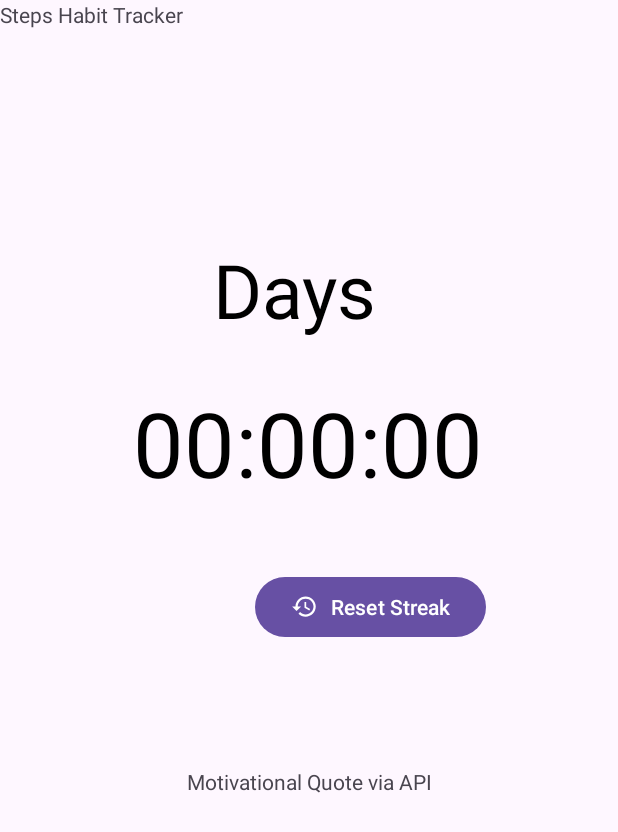
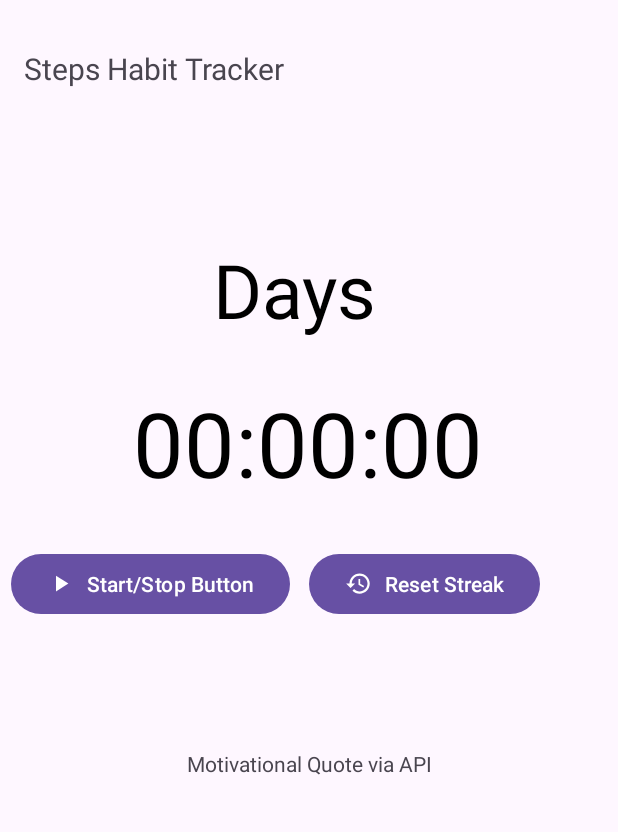
Before and after one commit to ofaruk0169/StepsHabitTracker, an Android app: the layout activity_main.xml on its own in the app's theme, with its tools: preview values and no code run, on a phone screen of 412 x 824 dp. Shown: the top 832 px of the screen. Run offline under Robolectric (Android 15) with nearby library versions, the phone set to English and light mode, and no system bars.

Commit message:
really annoyed at myself I can do better than this

```diff
--- /dev/null
+++ b/app/src/main/res/drawable/baseline_pause_24.xml
@@ -0,0 +1,5 @@
+<vector android:height="24dp" android:tint="#000000"
+    android:viewportHeight="24" android:viewportWidth="24"
+    android:width="24dp" xmlns:android="http://schemas.android.com/apk/res/android">
+    <path android:fillColor="@android:color/white" android:pathData="M6,19h4L10,5L6,5v14zM14,5v14h4L18,5h-4z"/>
+</vector>
--- /dev/null
+++ b/app/src/main/res/drawable/baseline_play_arrow_24.xml
@@ -0,0 +1,5 @@
+<vector android:height="24dp" android:tint="#000000"
+    android:viewportHeight="24" android:viewportWidth="24"
+    android:width="24dp" xmlns:android="http://schemas.android.com/apk/res/android">
+    <path android:fillColor="@android:color/white" android:pathData="M8,5v14l11,-7z"/>
+</vector>
--- /dev/null
+++ b/app/src/main/res/drawable/baseline_replay_24.xml
@@ -0,0 +1,5 @@
+<vector android:height="24dp" android:tint="#000000"
+    android:viewportHeight="24" android:viewportWidth="24"
+    android:width="24dp" xmlns:android="http://schemas.android.com/apk/res/android">
+    <path android:fillColor="@android:color/white" android:pathData="M12,5V1L7,6l5,5V7c3.31,0 6,2.69 6,6s-2.69,6 -6,6 -6,-2.69 -6,-6H4c0,4.42 3.58,8 8,8s8,-3.58 8,-8 -3.58,-8 -8,-8z"/>
+</vector>
--- a/app/src/main/res/layout/activity_main.xml
+++ b/app/src/main/res/layout/activity_main.xml
@@ -7,15 +7,15 @@
     tools:context=".MainActivity">
 
     <com.google.android.material.button.MaterialButton
-        android:id="@+id/button"
-        app:icon="@drawable/reset_streak"
+        android:id="@+id/resetButton"
         android:layout_width="wrap_content"
         android:layout_height="wrap_content"
-        android:layout_marginTop="144dp"
-        android:layout_marginEnd="88dp"
+        android:layout_marginTop="20dp"
+        android:layout_marginEnd="52dp"
         android:text="Reset Streak"
+        app:icon="@drawable/reset_streak"
         app:layout_constraintEnd_toEndOf="parent"
-        app:layout_constraintTop_toBottomOf="@+id/textView" />
+        app:layout_constraintTop_toBottomOf="@+id/streakTimeMinutes" />
 
     <TextView
         android:id="@+id/textView"
@@ -38,7 +38,7 @@
         android:layout_height="wrap_content"
         android:layout_marginTop="8dp"
         android:padding="10dp"
-        android:text="00:00:00"
+        android:text="@string/DefaultTime"
         android:textColor="@color/black"
         android:textSize="60sp"
         app:layout_constraintEnd_toEndOf="parent"
@@ -54,15 +54,30 @@
         app:layout_constraintBottom_toBottomOf="parent"
         app:layout_constraintEnd_toEndOf="parent"
         app:layout_constraintStart_toStartOf="parent"
-        app:layout_constraintTop_toBottomOf="@+id/button"
+        app:layout_constraintTop_toBottomOf="@+id/resetButton"
         app:layout_constraintVertical_bias="0.219" />
 
     <TextView
         android:id="@+id/AppTitle"
         android:layout_width="wrap_content"
         android:layout_height="wrap_content"
+        android:layout_marginStart="16dp"
+        android:layout_marginTop="32dp"
         android:text="Steps Habit Tracker"
+        android:textSize="20sp"
         app:layout_constraintStart_toStartOf="parent"
         app:layout_constraintTop_toTopOf="parent" />
 
+    <com.google.android.material.button.MaterialButton
+        android:id="@+id/startStopButton"
+        android:layout_width="wrap_content"
+        android:layout_height="wrap_content"
+        android:layout_marginTop="20dp"
+        android:text="Start/Stop Button"
+        app:icon="@drawable/baseline_play_arrow_24"
+        app:layout_constraintEnd_toStartOf="@+id/resetButton"
+        app:layout_constraintHorizontal_bias="0.359"
+        app:layout_constraintStart_toStartOf="parent"
+        app:layout_constraintTop_toBottomOf="@+id/streakTimeMinutes" />
+
 </androidx.constraintlayout.widget.ConstraintLayout>
--- a/app/src/main/res/values/strings.xml
+++ b/app/src/main/res/values/strings.xml
@@ -1,4 +1,7 @@
 <resources>
     <string name="app_name">StepsHabitTracker</string>
     <string name="timeminutes">TimeMinutes</string>
+    <string name="DefaultTime">00:00:00</string>
+    <string name="stop">Stop</string>
+    <string name="start">Start</string>
 </resources>
```
Also changed, not shown: app/src/main/java/com/example/stepshabittracker/MainActivity.kt (+46 -13 lines), app/src/main/java/com/example/stepshabittracker/TimerService.kt (+6 -3 lines).
